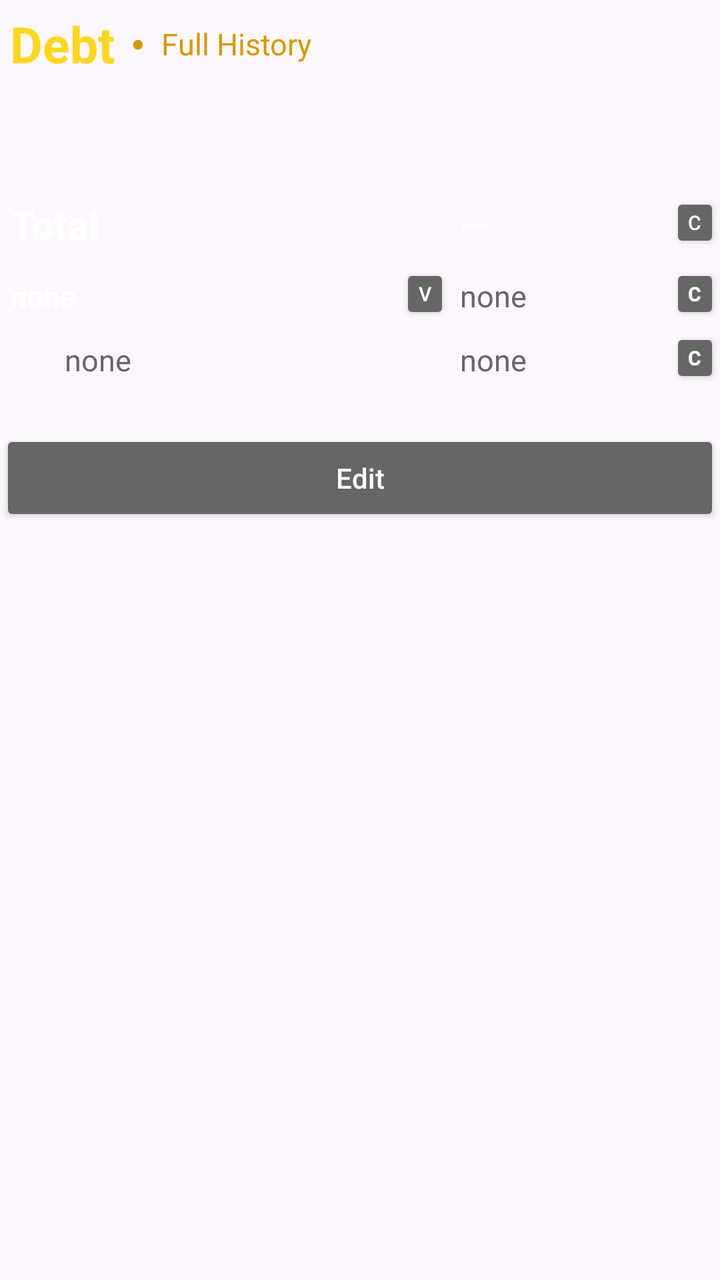
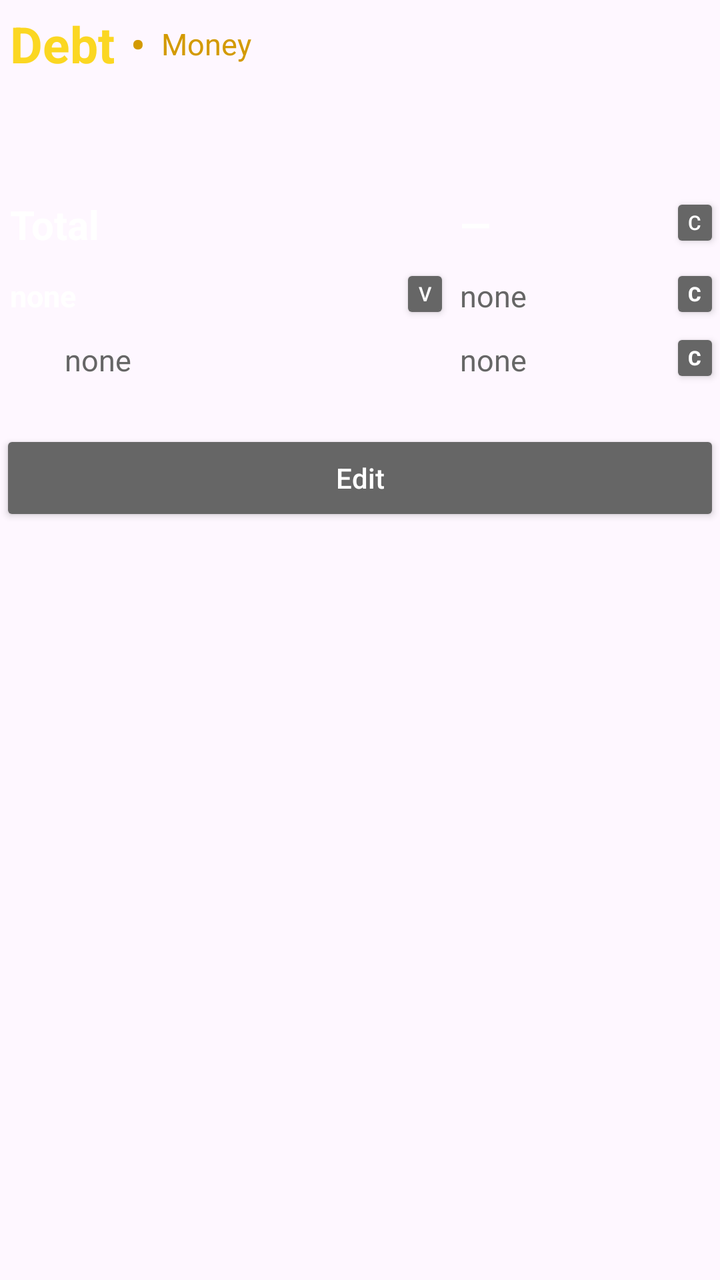

Before-and-after screenshots of an Android layout around one commit, followed by the original layout XML and the change that was made.
<!-- AndroidManifest.xml: application theme Theme.Money -->
<!-- res/layout/iii_debt.xml -->
<?xml version="1.0" encoding="utf-8"?>
<androidx.constraintlayout.widget.ConstraintLayout
    xmlns:android="http://schemas.android.com/apk/res/android"
    xmlns:app="http://schemas.android.com/apk/res-auto"
    android:layout_width="match_parent"
    android:layout_height="match_parent">

    
    <LinearLayout
        android:id="@+id/main_action_bar"

        android:layout_width="wrap_content"
        android:layout_height="wrap_content"
        android:gravity="center"
        android:orientation="horizontal"

        app:layout_constraintStart_toStartOf="parent"
        app:layout_constraintTop_toTopOf="parent">

        
        <TextView
            android:text="@string/b_ab_debt"

            android:layout_width="wrap_content"
            android:layout_height="wrap_content"
            android:padding="5dp"

            android:textStyle="bold"
            android:textSize="25sp"
            android:textColor="#fbd722"/>

        
        <TextView
            android:text="@string/ab_separator"

            android:layout_width="wrap_content"
            android:layout_height="wrap_content"
            android:padding="3dp"

            android:textStyle="bold"
            android:textSize="20sp"
            android:textColor="#d39a00"/>

        
        <TextView
            android:id="@+id/b_ab_history"
            android:text="@string/b_ab_history"

            android:layout_width="wrap_content"
            android:layout_height="wrap_content"

            android:padding="5dp"
            android:textSize="15sp"
            android:textColor="#d39a00"

            android:clickable="true"
            android:focusable="true"/>
    </LinearLayout>

    <ScrollView
        android:id="@+id/scroll_view"
        android:layout_width="0dp"
        android:layout_height="wrap_content"
        android:layout_marginTop="48dp"

        app:layout_constraintStart_toStartOf="parent"
        app:layout_constraintEnd_toEndOf="parent"
        app:layout_constraintTop_toBottomOf="@id/main_action_bar">

        
        <LinearLayout
            android:layout_width="match_parent"
            android:layout_height="wrap_content"
            android:orientation="vertical">

            
            <LinearLayout
                android:layout_width="match_parent"
                android:layout_height="wrap_content"
                android:baselineAligned="false"
                android:orientation="horizontal">

                
                <LinearLayout
                    android:id="@+id/enter_bar"
                    android:layout_width="0dp"
                    android:layout_height="wrap_content"
                    android:layout_weight="1.25"

                    android:orientation="vertical">

                    <LinearLayout
                        android:layout_width="match_parent"
                        android:layout_height="wrap_content"
                        android:gravity="center_vertical"
                        android:orientation="horizontal" />

                    <LinearLayout
                        android:layout_width="match_parent"
                        android:layout_height="wrap_content"
                        android:gravity="center_vertical"
                        android:orientation="horizontal">

                        <TextView
                            android:layout_width="0dp"
                            android:layout_height="wrap_content"
                            android:layout_weight="1"
                            android:padding="5dp"
                            android:text="@string/d_d_total"
                            android:textColor="#FFFFFF"
                            android:textSize="20sp"
                            android:textStyle="bold" />

                    </LinearLayout>

                    <LinearLayout
                        android:id="@+id/p2"
                        android:layout_width="match_parent"
                        android:layout_height="wrap_content"
                        android:gravity="center_vertical"
                        android:orientation="horizontal">

                        <TextView
                            android:textStyle="bold"
                            android:layout_width="0dp"
                            android:layout_height="wrap_content"
                            android:layout_weight="1"
                            android:padding="5dp"
                            android:text="@string/d_d_name"
                            android:textColor="#FFFFFF"
                            android:textSize="15sp" />

                        <androidx.appcompat.widget.AppCompatButton
                            android:id="@+id/d_b_name"
                            android:layout_width="25dp"
                            android:layout_height="30dp"
                            android:backgroundTint="#666666"
                            android:padding="0dp"
                            android:text="@string/d_b_name"
                            android:textColor="#FFFFFF"
                            android:textSize="10sp"/>
                    </LinearLayout>

                    <TextView
                        android:layout_width="match_parent"
                        android:layout_height="wrap_content"
                        android:padding="5dp"
                        android:text="@string/d_d_date"
                        android:textColor="#666666"
                        android:textSize="15sp" />

                </LinearLayout>

                
                <LinearLayout
                    android:id="@+id/input_bar"
                    android:layout_width="0dp"
                    android:layout_height="wrap_content"
                    android:layout_weight="0.75"
                    android:orientation="vertical">

                    <LinearLayout
                        android:id="@+id/total"
                        android:layout_width="match_parent"
                        android:layout_height="wrap_content"
                        android:gravity="center_vertical"
                        android:orientation="horizontal">

                        <TextView
                            android:id="@+id/d_s_total"
                            android:layout_width="0dp"
                            android:layout_height="wrap_content"
                            android:layout_weight="1"
                            android:background="@null"
                            android:hint="@string/d_s_total"
                            android:importantForAutofill="no"

                            android:inputType="numberDecimal"
                            android:padding="5dp"

                            android:text="@string/d_s_total"
                            android:textColor="#FFFFFF"
                            android:textColorHint="#666666"
                            android:textSize="20sp"
                            android:textStyle="bold" />

                        <androidx.appcompat.widget.AppCompatButton
                            android:id="@+id/d_s_b_total"
                            android:layout_width="25dp"
                            android:layout_height="30dp"
                            android:backgroundTint="#666666"
                            android:padding="0dp"
                            android:text="@string/d_s_b_total"
                            android:textAllCaps="false"
                            android:textColor="#FFFFFF"
                            android:textSize="10sp" />
                    </LinearLayout>

                    <LinearLayout
                        android:id="@+id/name"
                        android:layout_width="match_parent"
                        android:layout_height="wrap_content"
                        android:gravity="center_vertical"
                        android:orientation="horizontal">

                        <EditText
                            android:id="@+id/d_s_name"
                            android:layout_width="match_parent"

                            android:layout_height="wrap_content"
                            android:layout_weight="1"
                            android:background="@null"
                            android:hint="@string/d_s_name"
                            android:importantForAutofill="no"
                            android:inputType="text"
                            android:padding="5dp"
                            android:textColor="#666666"
                            android:textColorHint="#666666"
                            android:textSize="15sp" />

                        <androidx.appcompat.widget.AppCompatButton
                            android:id="@+id/d_s_b_name"
                            android:layout_width="25dp"
                            android:layout_height="30dp"
                            android:backgroundTint="#666666"
                            android:padding="0dp"
                            android:text="@string/d_s_b_name"
                            android:textAllCaps="false"
                            android:textColor="#FFFFFF"
                            android:textSize="10sp"
                            android:textStyle="bold" />
                    </LinearLayout>

                    <LinearLayout
                        android:id="@+id/date"
                        android:layout_width="match_parent"
                        android:layout_height="wrap_content"
                        android:gravity="center_vertical"
                        android:orientation="horizontal">

                        <EditText
                            android:id="@+id/d_s_date"
                            android:layout_width="match_parent"

                            android:layout_height="wrap_content"
                            android:layout_weight="1"
                            android:background="@null"
                            android:hint="@string/d_s_date"
                            android:importantForAutofill="no"
                            android:inputType="text"
                            android:padding="5dp"
                            android:textColor="#666666"
                            android:textColorHint="#666666"
                            android:textSize="15sp" />

                        <androidx.appcompat.widget.AppCompatButton
                            android:id="@+id/d_s_b_date"
                            android:layout_width="25dp"
                            android:layout_height="30dp"
                            android:backgroundTint="#666666"
                            android:padding="0dp"
                            android:text="@string/d_s_b_date"
                            android:textAllCaps="false"
                            android:textColor="#FFFFFF"
                            android:textSize="10sp"
                            android:textStyle="bold" />
                    </LinearLayout>
                </LinearLayout>
            </LinearLayout>
        </LinearLayout>
    </ScrollView>

    
    <LinearLayout
        android:id="@+id/button_bar"
        android:layout_marginTop="20dp"
        android:orientation="horizontal"

        app:layout_constraintStart_toStartOf="parent"
        app:layout_constraintEnd_toEndOf="parent"
        app:layout_constraintTop_toBottomOf="@id/scroll_view"
        android:layout_width="0dp"
        android:layout_height="wrap_content"
        android:gravity="center">

        <androidx.appcompat.widget.AppCompatButton
            android:id="@+id/d_b_edit"
            android:backgroundTint="#666666"
            android:text="@string/d_b_edit"
            android:textAllCaps="false"
            android:textColor="#FFFFFF"
            android:layout_width="match_parent"
            android:layout_height="wrap_content"/>

    </LinearLayout>
</androidx.constraintlayout.widget.ConstraintLayout>
<!-- resources referenced by this layout -->
<resources>
  <string name="ab_separator">    •</string>
  <string name="b_ab_debt">       Debt</string>
  <string name="b_ab_history">    Full History</string>
  <string name="d_b_edit">        Edit</string>
  <string name="d_b_name">        v</string>
  <string name="d_d_date">        ㅤㅤnone</string>
  <string name="d_d_name">        noneㅤㅤ</string>
  <string name="d_d_total">       Totalㅤㅤ</string>
  <string name="d_s_b_date">      C</string>
  <string name="d_s_b_name">      C</string>
  <string name="d_s_b_total">     C</string>
  <string name="d_s_date">        noneㅤㅤ</string>
  <string name="d_s_name">        noneㅤㅤ</string>
  <string name="d_s_total">       —ㅤㅤ</string>
  <style name="Theme.Money" parent="Theme.Material3.DayNight.NoActionBar">
          
          <item name="colorPrimary">@color/purple_500</item>
          <item name="colorPrimaryVariant">@color/purple_700</item>
          <item name="colorOnPrimary">@color/white</item>
          
          <item name="colorSecondary">@color/teal_200</item>
          <item name="colorSecondaryVariant">@color/teal_700</item>
          <item name="colorOnSecondary">@color/black</item>
          
          <item name="android:statusBarColor">?attr/colorPrimaryVariant</item>
          
      </style>
  <color name="purple_500">#d39a00</color>
  <color name="purple_700">#d39a00</color>
  <color name="white">#FFFFFFFF</color>
  <color name="teal_200">#fbd722</color>
  <color name="teal_700">#fbd722</color>
  <color name="black">#FF000000</color>
</resources>

<!-- the commit's change to res/layout/iii_debt.xml (unified diff, before → after) -->
@@ -44,7 +44,7 @@
         
         <TextView
             android:id="@+id/b_ab_history"
-            android:text="@string/b_ab_history"
+            android:text="@string/ab_money"
 
             android:layout_width="wrap_content"
             android:layout_height="wrap_content"
<!-- resource entries referenced after the edit -->
@@ -1,8 +1,8 @@
 <!-- resources referenced by this layout -->
 <resources>
+  <string name="ab_money">        Money</string>
   <string name="ab_separator">    •</string>
   <string name="b_ab_debt">       Debt</string>
-  <string name="b_ab_history">    Full History</string>
   <string name="d_b_edit">        Edit</string>
   <string name="d_b_name">        v</string>
   <string name="d_d_date">        ㅤㅤnone</string>
